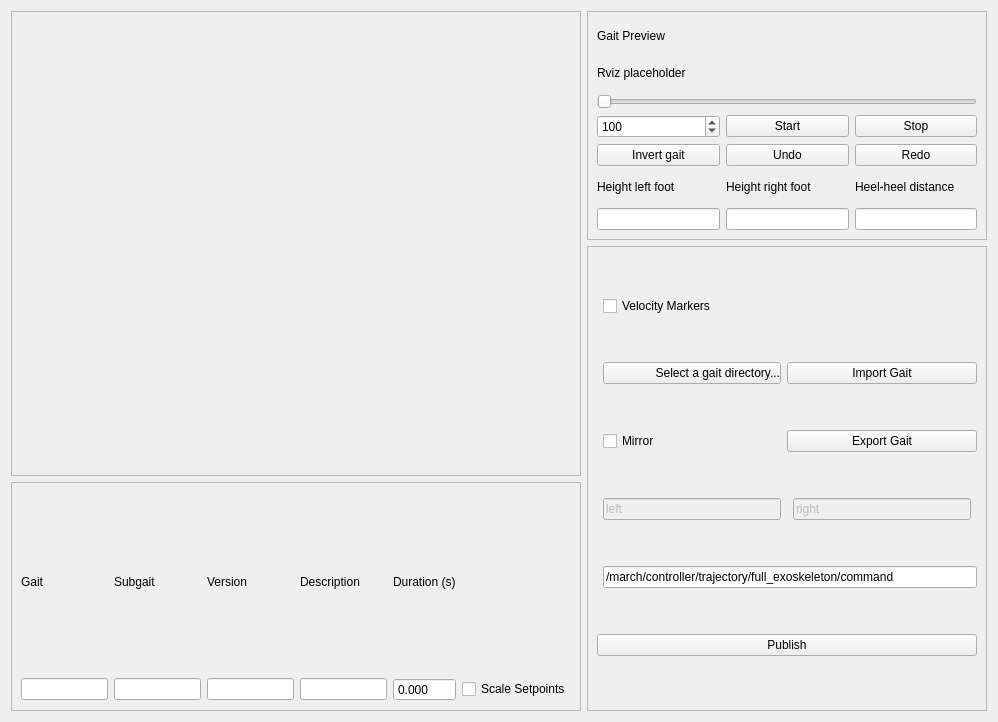
project-march/ProjectMarch, file march_rqt_gait_generator/resource/gait_generator.ui: the form before one commit.
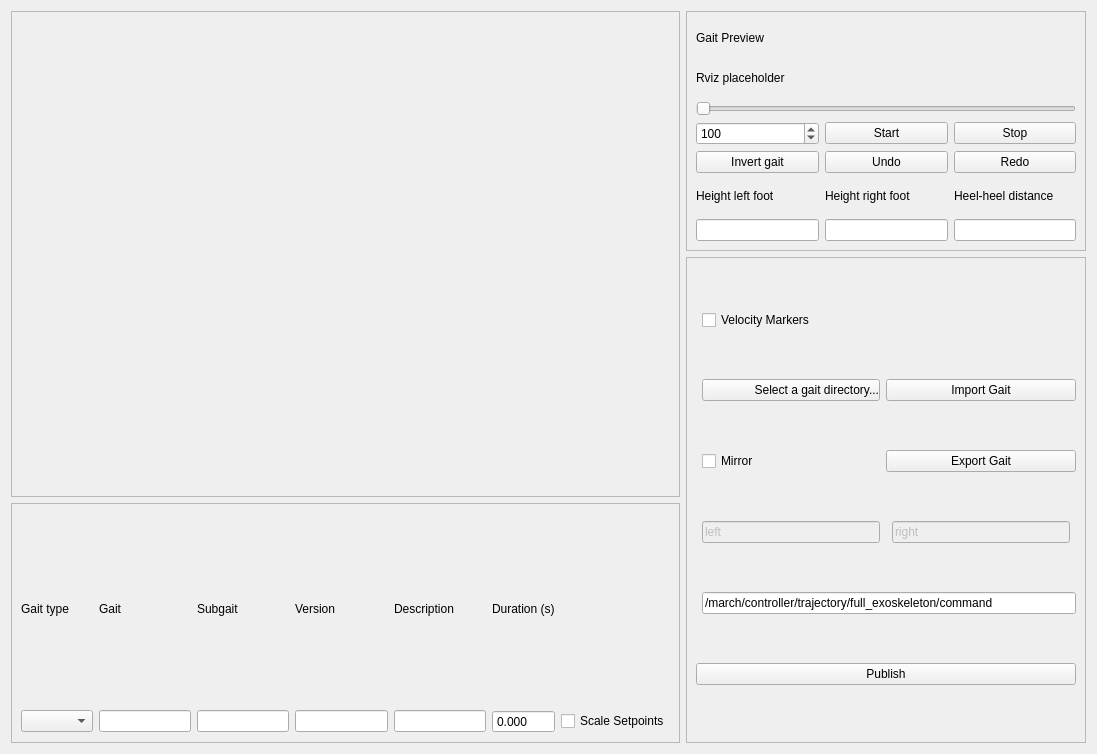
The form after the commit.

Commit message: Add a gait-type variable to the gait generator and gait files.

```diff
--- a/march_rqt_gait_generator/resource/gait_generator.ui
+++ b/march_rqt_gait_generator/resource/gait_generator.ui
@@ -6,8 +6,8 @@
    <rect>
     <x>0</x>
     <y>0</y>
-    <width>998</width>
-    <height>722</height>
+    <width>1097</width>
+    <height>754</height>
    </rect>
   </property>
   <property name="windowTitle">
@@ -34,48 +34,48 @@
       <enum>QFrame::Raised</enum>
      </property>
      <layout class="QGridLayout" name="gridLayout_5">
-      <item row="2" column="5">
+      <item row="0" column="1">
+       <widget class="QLabel" name="GaitLabel">
+        <property name="text">
+         <string>Gait</string>
+        </property>
+       </widget>
+      </item>
+      <item row="2" column="6">
        <widget class="QLineEdit" name="Description"/>
       </item>
-      <item row="0" column="6">
+      <item row="0" column="7">
        <widget class="QLabel" name="DurationLabel">
         <property name="text">
          <string>Duration (s)</string>
         </property>
        </widget>
       </item>
-      <item row="0" column="0">
-       <widget class="QLabel" name="GaitLabel">
-        <property name="text">
-         <string>Gait</string>
-        </property>
-       </widget>
-      </item>
-      <item row="2" column="0">
-       <widget class="QLineEdit" name="Gait">
-        <property name="sizePolicy">
-         <sizepolicy hsizetype="Maximum" vsizetype="Fixed">
-          <horstretch>0</horstretch>
-          <verstretch>0</verstretch>
-         </sizepolicy>
-        </property>
-       </widget>
-      </item>
-      <item row="0" column="5">
+      <item row="0" column="6">
        <widget class="QLabel" name="DescriptionLabel">
         <property name="text">
          <string>Description</string>
         </property>
        </widget>
       </item>
-      <item row="0" column="2">
+      <item row="0" column="3">
        <widget class="QLabel" name="VersionLabel">
         <property name="text">
          <string>Version</string>
         </property>
        </widget>
       </item>
-      <item row="2" column="8">
+      <item row="2" column="3">
+       <widget class="QLineEdit" name="Version">
+        <property name="sizePolicy">
+         <sizepolicy hsizetype="Maximum" vsizetype="Fixed">
+          <horstretch>0</horstretch>
+          <verstretch>0</verstretch>
+         </sizepolicy>
+        </property>
+       </widget>
+      </item>
+      <item row="2" column="9">
        <widget class="QCheckBox" name="ScaleSetpoints">
         <property name="toolTip">
          <string>Scale the setpoints based on their relative time when adjusting the duration.</string>
@@ -85,7 +85,7 @@
         </property>
        </widget>
       </item>
-      <item row="2" column="6">
+      <item row="2" column="7">
        <widget class="QDoubleSpinBox" name="Duration">
         <property name="buttonSymbols">
          <enum>QAbstractSpinBox::NoButtons</enum>
@@ -99,16 +99,9 @@
        </widget>
       </item>
       <item row="2" column="2">
-       <widget class="QLineEdit" name="Version">
-        <property name="sizePolicy">
-         <sizepolicy hsizetype="Maximum" vsizetype="Fixed">
-          <horstretch>0</horstretch>
-          <verstretch>0</verstretch>
-         </sizepolicy>
-        </property>
-       </widget>
+       <widget class="QLineEdit" name="Subgait"/>
       </item>
-      <item row="0" column="1">
+      <item row="0" column="2">
        <widget class="QLabel" name="SubgaitLabel">
         <property name="text">
          <string>Subgait</string>
@@ -116,7 +109,24 @@
        </widget>
       </item>
       <item row="2" column="1">
-       <widget class="QLineEdit" name="Subgait"/>
+       <widget class="QLineEdit" name="Gait">
+        <property name="sizePolicy">
+         <sizepolicy hsizetype="Maximum" vsizetype="Fixed">
+          <horstretch>0</horstretch>
+          <verstretch>0</verstretch>
+         </sizepolicy>
+        </property>
+       </widget>
+      </item>
+      <item row="0" column="0">
+       <widget class="QLabel" name="GaitTypeLabel">
+        <property name="text">
+         <string>Gait type</string>
+        </property>
+       </widget>
+      </item>
+      <item row="2" column="0">
+       <widget class="QComboBox" name="GaitType"/>
       </item>
      </layout>
     </widget>
```
The commit also changes 4 other files.
